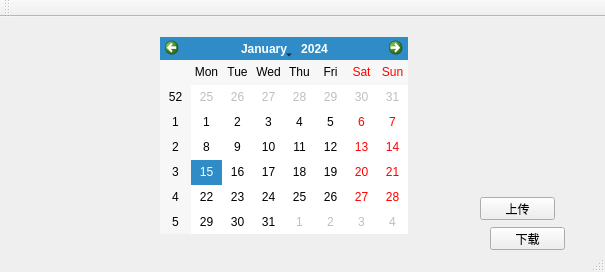
Before: the Qt Designer form FileManagement.ui in hhyvs111/FileManagement, drawn with Qt 5.
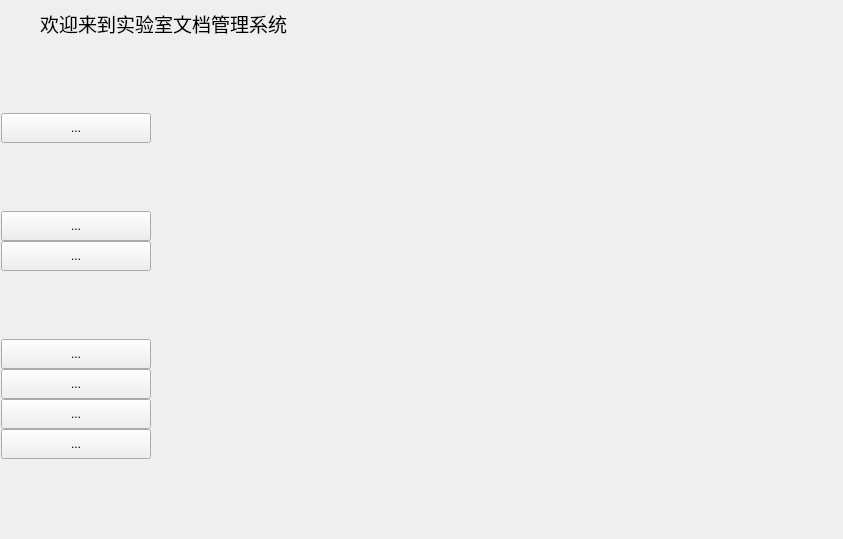
After: the same form once the commit is applied.

```diff
--- a/FileManagement.ui
+++ b/FileManagement.ui
@@ -6,60 +6,336 @@
    <rect>
     <x>0</x>
     <y>0</y>
-    <width>605</width>
-    <height>272</height>
+    <width>843</width>
+    <height>539</height>
    </rect>
   </property>
   <property name="windowTitle">
    <string>FileManagement</string>
   </property>
   <widget class="QWidget" name="centralWidget">
-   <widget class="QCalendarWidget" name="calendarWidget">
-    <property name="geometry">
-     <rect>
-      <x>160</x>
-      <y>20</y>
-      <width>248</width>
-      <height>197</height>
-     </rect>
+   <property name="layoutDirection">
+    <enum>Qt::LeftToRight</enum>
+   </property>
+   <layout class="QVBoxLayout" name="verticalLayout_2">
+    <property name="leftMargin">
+     <number>0</number>
     </property>
-   </widget>
-   <widget class="QPushButton" name="uploadButton">
-    <property name="geometry">
-     <rect>
-      <x>480</x>
-      <y>180</y>
-      <width>75</width>
-      <height>23</height>
-     </rect>
+    <property name="topMargin">
+     <number>9</number>
     </property>
-    <property name="text">
-     <string>上传</string>
-    </property>
-   </widget>
-   <widget class="QPushButton" name="downloadButton">
-    <property name="geometry">
-     <rect>
-      <x>490</x>
-      <y>210</y>
-      <width>75</width>
-      <height>23</height>
-     </rect>
-    </property>
-    <property name="text">
-     <string>下载</string>
-    </property>
-   </widget>
+    <item>
+     <layout class="QHBoxLayout" name="TitleLayout">
+      <property name="spacing">
+       <number>0</number>
+      </property>
+      <property name="sizeConstraint">
+       <enum>QLayout::SetDefaultConstraint</enum>
+      </property>
+      <item>
+       <spacer name="horizontalSpacer_2">
+        <property name="orientation">
+         <enum>Qt::Horizontal</enum>
+        </property>
+        <property name="sizeType">
+         <enum>QSizePolicy::Minimum</enum>
+        </property>
+        <property name="sizeHint" stdset="0">
+         <size>
+          <width>40</width>
+          <height>20</height>
+         </size>
+        </property>
+       </spacer>
+      </item>
+      <item>
+       <widget class="QLabel" name="titleLabel">
+        <property name="font">
+         <font>
+          <family>04b_21</family>
+          <pointsize>12</pointsize>
+         </font>
+        </property>
+        <property name="text">
+         <string>&lt;html&gt;&lt;head/&gt;&lt;body&gt;&lt;p&gt;&lt;span style=&quot; font-size:14pt;&quot;&gt;欢迎来到实验室文档管理系统&lt;/span&gt;&lt;/p&gt;&lt;/body&gt;&lt;/html&gt;</string>
+        </property>
+       </widget>
+      </item>
+      <item>
+       <spacer name="horizontalSpacer">
+        <property name="orientation">
+         <enum>Qt::Horizontal</enum>
+        </property>
+        <property name="sizeHint" stdset="0">
+         <size>
+          <width>40</width>
+          <height>20</height>
+         </size>
+        </property>
+       </spacer>
+      </item>
+     </layout>
+    </item>
+    <item>
+     <layout class="QHBoxLayout" name="FunctionLayout">
+      <item>
+       <widget class="QWidget" name="ToolButtonWidget" native="true">
+        <layout class="QVBoxLayout" name="ToolButtonLayout">
+         <property name="spacing">
+          <number>0</number>
+         </property>
+         <property name="sizeConstraint">
+          <enum>QLayout::SetDefaultConstraint</enum>
+         </property>
+         <property name="leftMargin">
+          <number>1</number>
+         </property>
+         <property name="topMargin">
+          <number>1</number>
+         </property>
+         <property name="rightMargin">
+          <number>1</number>
+         </property>
+         <property name="bottomMargin">
+          <number>1</number>
+         </property>
+         <item>
+          <spacer name="verticalSpacer_4">
+           <property name="orientation">
+            <enum>Qt::Vertical</enum>
+           </property>
+           <property name="sizeHint" stdset="0">
+            <size>
+             <width>20</width>
+             <height>40</height>
+            </size>
+           </property>
+          </spacer>
+         </item>
+         <item>
+          <widget class="QToolButton" name="personButton">
+           <property name="sizePolicy">
+            <sizepolicy hsizetype="Maximum" vsizetype="Maximum">
+             <horstretch>0</horstretch>
+             <verstretch>0</verstretch>
+            </sizepolicy>
+           </property>
+           <property name="minimumSize">
+            <size>
+             <width>150</width>
+             <height>30</height>
+            </size>
+           </property>
+           <property name="maximumSize">
+            <size>
+             <width>16777215</width>
+             <height>16777215</height>
+            </size>
+           </property>
+           <property name="text">
+            <string>...</string>
+           </property>
+          </widget>
+         </item>
+         <item>
+          <spacer name="verticalSpacer_3">
+           <property name="orientation">
+            <enum>Qt::Vertical</enum>
+           </property>
+           <property name="sizeHint" stdset="0">
+            <size>
+             <width>20</width>
+             <height>40</height>
+            </size>
+           </property>
+          </spacer>
+         </item>
+         <item>
+          <widget class="QToolButton" name="reportEditButton">
+           <property name="sizePolicy">
+            <sizepolicy hsizetype="Maximum" vsizetype="Maximum">
+             <horstretch>0</horstretch>
+             <verstretch>0</verstretch>
+            </sizepolicy>
+           </property>
+           <property name="minimumSize">
+            <size>
+             <width>150</width>
+             <height>30</height>
+            </size>
+           </property>
+           <property name="text">
+            <string>...</string>
+           </property>
+          </widget>
+         </item>
+         <item>
+          <widget class="QToolButton" name="reportLookButton">
+           <property name="sizePolicy">
+            <sizepolicy hsizetype="Maximum" vsizetype="Maximum">
+             <horstretch>0</horstretch>
+             <verstretch>0</verstretch>
+            </sizepolicy>
+           </property>
+           <property name="minimumSize">
+            <size>
+             <width>150</width>
+             <height>30</height>
+            </size>
+           </property>
+           <property name="text">
+            <string>...</string>
+           </property>
+          </widget>
+         </item>
+         <item>
+          <spacer name="verticalSpacer">
+           <property name="orientation">
+            <enum>Qt::Vertical</enum>
+           </property>
+           <property name="sizeHint" stdset="0">
+            <size>
+             <width>20</width>
+             <height>40</height>
+            </size>
+           </property>
+          </spacer>
+         </item>
+         <item>
+          <widget class="QToolButton" name="showFileButton">
+           <property name="sizePolicy">
+            <sizepolicy hsizetype="Maximum" vsizetype="Maximum">
+             <horstretch>0</horstretch>
+             <verstretch>0</verstretch>
+            </sizepolicy>
+           </property>
+           <property name="minimumSize">
+            <size>
+             <width>150</width>
+             <height>30</height>
+            </size>
+           </property>
+           <property name="text">
+            <string>...</string>
+           </property>
+          </widget>
+         </item>
+         <item>
+          <widget class="QToolButton" name="uploadButton">
+           <property name="sizePolicy">
+            <sizepolicy hsizetype="Maximum" vsizetype="Maximum">
+             <horstretch>0</horstretch>
+             <verstretch>0</verstretch>
+            </sizepolicy>
+           </property>
+           <property name="minimumSize">
+            <size>
+             <width>150</width>
+             <height>30</height>
+            </size>
+           </property>
+           <property name="focusPolicy">
+            <enum>Qt::NoFocus</enum>
+           </property>
+           <property name="styleSheet">
+            <string notr="true"/>
+           </property>
+           <property name="text">
+            <string>...</string>
+           </property>
+          </widget>
+         </item>
+         <item>
+          <widget class="QToolButton" name="downloadButton">
+           <property name="sizePolicy">
+            <sizepolicy hsizetype="Maximum" vsizetype="Maximum">
+             <horstretch>0</horstretch>
+             <verstretch>0</verstretch>
+            </sizepolicy>
+           </property>
+           <property name="minimumSize">
+            <size>
+             <width>150</width>
+             <height>30</height>
+            </size>
+           </property>
+           <property name="focusPolicy">
+            <enum>Qt::NoFocus</enum>
+           </property>
+           <property name="text">
+            <string>...</string>
+           </property>
+          </widget>
+         </item>
+         <item>
+          <widget class="QToolButton" name="deleteButton">
+           <property name="sizePolicy">
+            <sizepolicy hsizetype="Maximum" vsizetype="Maximum">
+             <horstretch>0</horstretch>
+             <verstretch>0</verstretch>
+            </sizepolicy>
+           </property>
+           <property name="minimumSize">
+            <size>
+             <width>150</width>
+             <height>30</height>
+            </size>
+           </property>
+           <property name="text">
+            <string>...</string>
+           </property>
+          </widget>
+         </item>
+         <item>
+          <spacer name="verticalSpacer_2">
+           <property name="orientation">
+            <enum>Qt::Vertical</enum>
+           </property>
+           <property name="sizeHint" stdset="0">
+            <size>
+             <width>20</width>
+             <height>40</height>
+            </size>
+           </property>
+          </spacer>
+         </item>
+        </layout>
+       </widget>
+      </item>
+      <item>
+       <layout class="QVBoxLayout" name="SubLayout">
+        <item>
+         <spacer name="verticalSpacer_8">
+          <property name="orientation">
+           <enum>Qt::Vertical</enum>
+          </property>
+          <property name="sizeHint" stdset="0">
+           <size>
+            <width>20</width>
+            <height>40</height>
+           </size>
+          </property>
+         </spacer>
+        </item>
+        <item>
+         <spacer name="verticalSpacer_9">
+          <property name="orientation">
+           <enum>Qt::Vertical</enum>
+          </property>
+          <property name="sizeHint" stdset="0">
+           <size>
+            <width>20</width>
+            <height>40</height>
+           </size>
+          </property>
+         </spacer>
+        </item>
+       </layout>
+      </item>
+     </layout>
+    </item>
+   </layout>
   </widget>
-  <widget class="QToolBar" name="mainToolBar">
-   <attribute name="toolBarArea">
-    <enum>TopToolBarArea</enum>
-   </attribute>
-   <attribute name="toolBarBreak">
-    <bool>false</bool>
-   </attribute>
-  </widget>
-  <widget class="QStatusBar" name="statusBar"/>
  </widget>
  <layoutdefault spacing="6" margin="11"/>
  <resources>
```
Left out of the diff: 95 changed lines with no effect on the pictures.
